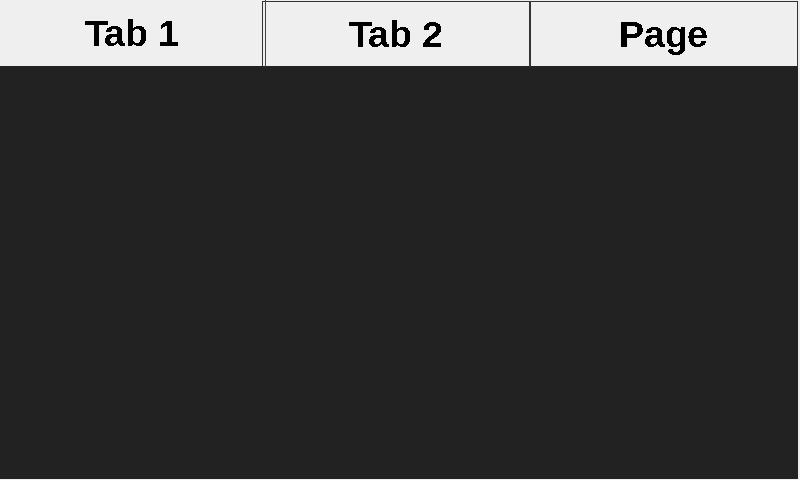
This is mainwindow.ui in AlexVerschoot/MachineVisionGui as Qt 5 draws it before an edit. The edited form follows.
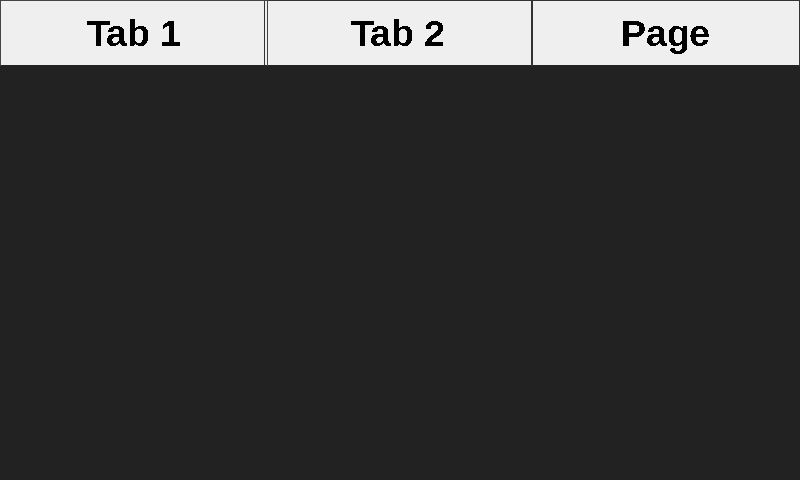
This is the edited form. The open tabs and pages were chosen to show the change.

Commit message: Got rid of the wite borders.

```diff
--- a/mainwindow.ui
+++ b/mainwindow.ui
@@ -14,11 +14,14 @@
    <string>MainWindow</string>
   </property>
   <widget class="QWidget" name="centralWidget">
+   <property name="styleSheet">
+    <string notr="true"/>
+   </property>
    <widget class="QTabWidget" name="tabWidget">
     <property name="geometry">
      <rect>
-      <x>-2</x>
-      <y>-1</y>
+      <x>0</x>
+      <y>0</y>
       <width>800</width>
       <height>480</height>
      </rect>
@@ -49,10 +52,6 @@
     border-top: 2px solid #222;
 }
 
-/* move to the right by 5px */
-/*QTabWidget::tab-bar {
-    left: 5px; 
-}*/
 
 /* Style the tab using the tab sub-control. Note that
     it reads QTabBar _not_ QTabWidget */
@@ -67,7 +66,7 @@
     padding: 2px;
 }
 
-QTabBar::tab:selected, QTabBar::tab:hover {
+QTabBar::tab:selected {
     background:  qlineargradient(x1: 0, y1: 0, x2: 0, y2: 1,
                                stop: 0 #222 
                                stop: 1.0 #444);
@@ -78,10 +77,6 @@
     border-bottom-color: #222; /* same as pane color */
 }
 
-QTabBar::tab:!selected {
-    margin-top: 2px #222; /* make non-selected tabs look smaller */
-}
-
 /* make use of negative margins for overlapping tabs */
 QTabBar::tab:selected {
     /* expand/overlap to the left and right by 4px */
```
Left out of the diff: 2 changed lines with no effect on the pictures.
